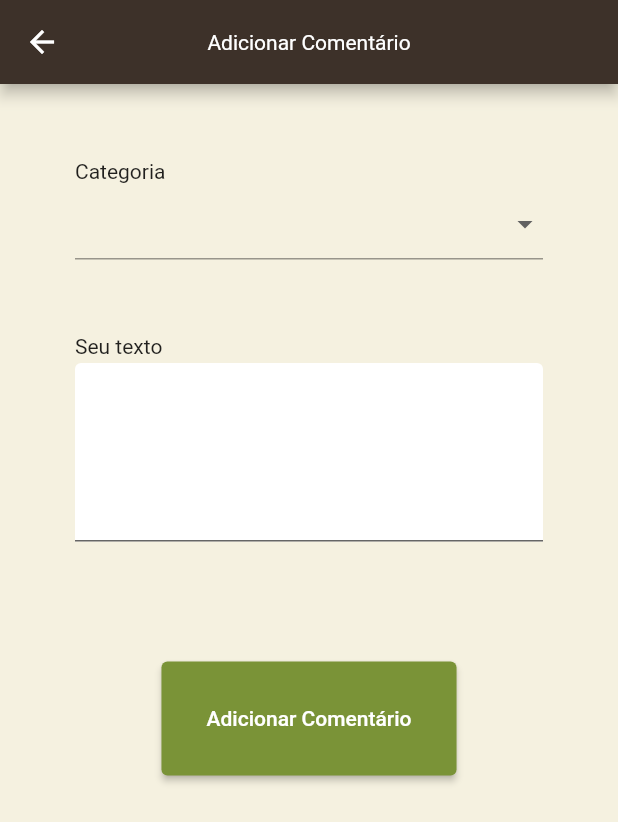
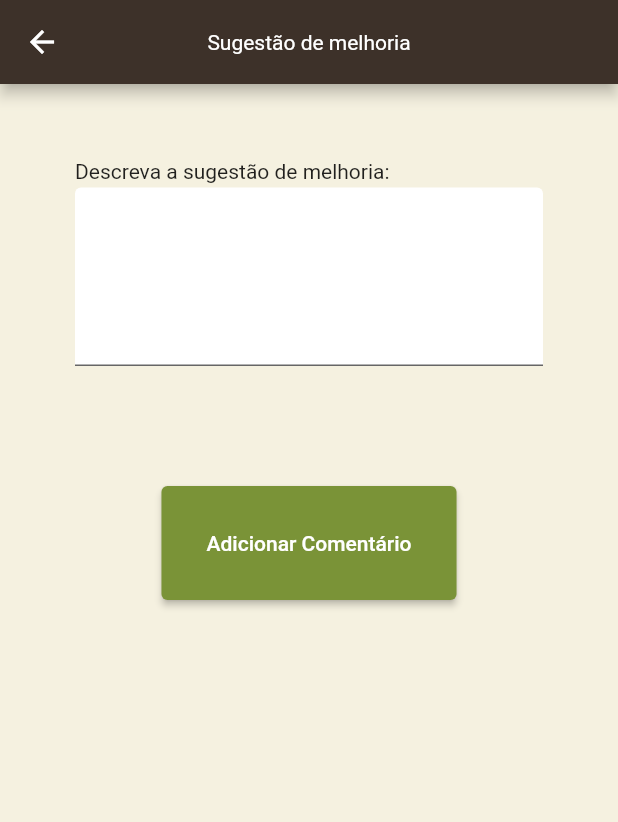
Before and after one commit to gmportilho/integraPracas, a Flutter app: the ComentarioPraca screen opened directly with empty values, on a phone screen of 412 x 824 dp. Shown: the top 822 px of the screen. Run offline on Flutter 3.47's test engine with Material 2 defaults, Android fonts, the phone set to English and light mode, and no system bars; our stand-ins replace cloud_firestore, email_validator, firebase_auth, firebase_core, flutter_slidable; accounts and stored records are empty.

Commit message:
update packages (debug on physical device)

```diff
--- a/lib/views/alterarDados.dart
+++ b/lib/views/alterarDados.dart
@@ -179,8 +179,7 @@ class _InputEmailState extends State<InputEmail> {
               filled: true,
               focusColor: Color(0XFF7A9337),
               focusedBorder: OutlineInputBorder(
-                        borderSide:
-                            BorderSide(color: Color(0XFFBBCC8F), width: 2.0)),
+                  borderSide: BorderSide(color: Color(0XFFBBCC8F), width: 2.0)),
               border: OutlineInputBorder(),
               hintText: 'Email'),
           validator: (email) {
@@ -249,7 +248,7 @@ class BotaoVoltar extends StatelessWidget {
   Widget build(BuildContext context) {
     return ElevatedButton(
       style: ElevatedButton.styleFrom(
-          primary: Colors.white,
+          backgroundColor: Colors.white,
           padding: EdgeInsets.symmetric(horizontal: 40, vertical: 20),
           side: BorderSide(color: Colors.black)),
       child: Text(
--- a/lib/views/alterarSenha.dart
+++ b/lib/views/alterarSenha.dart
@@ -126,7 +126,7 @@ class BotaoVoltar extends StatelessWidget {
   Widget build(BuildContext context) {
     return ElevatedButton(
       style: ElevatedButton.styleFrom(
-          primary: Colors.white,
+          backgroundColor: Colors.white,
           padding: EdgeInsets.symmetric(horizontal: 40, vertical: 20),
           side: BorderSide(color: Colors.black)),
       child: Text(
--- a/lib/views/cadastro.dart
+++ b/lib/views/cadastro.dart
@@ -259,8 +259,7 @@ class _InputEmailState extends State<InputEmail> {
               filled: true,
               focusColor: Color(0XFF7A9337),
               focusedBorder: OutlineInputBorder(
-                        borderSide:
-                            BorderSide(color: Color(0XFFBBCC8F), width: 2.0)),
+                  borderSide: BorderSide(color: Color(0XFFBBCC8F), width: 2.0)),
               border: OutlineInputBorder(),
               hintText: 'Email'),
           validator: (email) {
@@ -282,7 +281,7 @@ class BotaoVoltar extends StatelessWidget {
   Widget build(BuildContext context) {
     return ElevatedButton(
       style: ElevatedButton.styleFrom(
-          primary: Colors.white,
+          backgroundColor: Colors.white,
           padding: EdgeInsets.symmetric(horizontal: 40, vertical: 20),
           side: BorderSide(color: Colors.black)),
       child: Text(
--- a/lib/views/infoPraca.dart
+++ b/lib/views/infoPraca.dart
@@ -31,11 +31,11 @@ class _InfoPracaViewState extends State<InfoPracaView> {
               child: ElevatedButton(
                 style: ElevatedButton.styleFrom(
                   elevation: 3,
-                  primary: Color(0xFFF5F1E0),
+                  backgroundColor: Color(0xFFF5F1E0),
                 ),
                 onPressed: () {
                   Navigator.of(context)
-                      .pushNamed('/addcomment', arguments: dadosPraca);
+                      .pushNamed('/selecionaCategoria', arguments: dadosPraca);
                 },
                 child: Column(
                   mainAxisAlignment: MainAxisAlignment.center,
--- a/lib/views/login.dart
+++ b/lib/views/login.dart
@@ -60,7 +60,7 @@ class LoginView extends StatelessWidget {
                         SizedBox(height: 30),
                         ElevatedButton(
                           style: ElevatedButton.styleFrom(
-                              primary: Colors.white,
+                              backgroundColor: Colors.white,
                               padding: EdgeInsets.symmetric(
                                   horizontal: 70, vertical: 25),
                               side: BorderSide(color: Color(0XFF7A9337))),
--- a/lib/views/comentarioPraca.dart
+++ b/lib/views/manutencao.dart
@@ -19,7 +19,7 @@ class ComentarioPraca extends StatelessWidget {
         backgroundColor: Theme.of(context).backgroundColor,
         appBar: AppBar(
           centerTitle: true,
-          title: Text('Adicionar Comentário'),
+          title: Text('Sugestão de melhoria'),
           leading: BackButton(),
         ),
         body: Column(children: [
@@ -27,13 +27,14 @@ class ComentarioPraca extends StatelessWidget {
             padding: EdgeInsets.all(50),
             child: Column(
               children: [
+                //Container(
+                    //alignment: Alignment.centerLeft,
+                   // child: Text('Categoria')),
+                //SizedBox(height: 3),
+                //Categorias(),
+                //SizedBox(height: 50),
                 Container(
-                    alignment: Alignment.centerLeft, child: Text('Categoria')),
-                SizedBox(height: 3),
-                Categorias(),
-                SizedBox(height: 50),
-                Container(
-                    alignment: Alignment.centerLeft, child: Text('Seu texto')),
+                    alignment: Alignment.centerLeft, child: Text('Descreva a sugestão de melhoria:')),
                 SizedBox(height: 3),
                 TextFormField(
                     controller: comentarioPraca,
@@ -54,9 +55,9 @@ class ComentarioPraca extends StatelessWidget {
                       db.collection('comentarios').add({
                         'usuario': user!.displayName,
                         'userid': user.uid,
-                        'categoria':
-                            Provider.of<ValueCategoria>(context, listen: false)
-                                .getCategoriaValue,
+                        'categoria': 'Sugetão de Melhoria',
+                            //Provider.of<ValueCategoria>(context, listen: false)
+                                //.getCategoriaValue,
                         'comentario': comentarioPraca.text,
                         'praca': dadosPraca.id,
                         'timestamp': Timestamp.now(),
@@ -71,44 +72,44 @@ class ComentarioPraca extends StatelessWidget {
   }
 }
 
-class Categorias extends StatefulWidget {
-  const Categorias({Key? key}) : super(key: key);
+//class Categorias extends StatefulWidget {
+  //const Categorias({Key? key}) : super(key: key);
 
-  @override
-  _CategoriasState createState() => _CategoriasState();
-}
+ // @override
+  //_CategoriasState createState() => _CategoriasState();
+//}
 
-class _CategoriasState extends State<Categorias> {
-  @override
-  Widget build(BuildContext context) {
-    String? categoriaValue;
-    return DropdownButtonFormField<String>(
-      value:
-          Provider.of<ValueCategoria>(context, listen: false).getCategoriaValue,
-      items: ["Manutenção", "Sugestão de Melhoria", "Evento"]
-          .map((label) => DropdownMenuItem(
-                child: Text(label),
-                value: label,
-              ))
-          .toList(),
-      onChanged: (value) {
-        Provider.of<ValueCategoria>(context, listen: false)
-            .setCategoriaValue(value);
-        setState(() {
-          categoriaValue = value!;
-        });
-      },
-    );
-  }
-}
+//class _CategoriasState extends State<Categorias> {
+  //@override
+  //Widget build(BuildContext context) {
+    //String? categoriaValue;
+    //return DropdownButtonFormField<String>(
+      //value:
+       //   Provider.of<ValueCategoria>(context, listen: false).getCategoriaValue,
+     // items: ["Manutenção", "Sugestão de Melhoria", "Evento"]
+        //  .map((label) => DropdownMenuItem(
+       //         child: Text(label),
+       //         value: label,
+     //         ))
+   //       .toList(),
+ //     onChanged: (value) {
+  //      Provider.of<ValueCategoria>(context, listen: false)
+//            .setCategoriaValue(value);
+        //setState(() {
+        //  categoriaValue = value!;
+      //  });
+    //  },
+   // );
+ // }
+//}
 
-class ValueCategoria extends ChangeNotifier {
-  String? categoriaValue;
+//class ValueCategoria extends ChangeNotifier {
+  //String? categoriaValue;
 
-  String? get getCategoriaValue => this.categoriaValue;
+  //String? get getCategoriaValue => this.categoriaValue;
 
-  void setCategoriaValue(String? value) {
-    this.categoriaValue = value;
-    notifyListeners();
-  }
-}
+  //void setCategoriaValue(String? value) {
+   // this.categoriaValue = value;
+   // notifyListeners();
+ // }
+//}
--- /dev/null
+++ b/lib/views/sugestaoDeMelhoria.dart
@@ -0,0 +1,115 @@
+import 'package:cloud_firestore/cloud_firestore.dart';
+import 'package:firebase_auth/firebase_auth.dart';
+import 'package:flutter/material.dart';
+import 'package:integrapracas/models/praca.dart';
+import 'package:provider/provider.dart';
+
+class ComentarioPraca extends StatelessWidget {
+  const ComentarioPraca({Key? key}) : super(key: key);
+
+  @override
+  Widget build(BuildContext context) {
+    final auth = FirebaseAuth.instance;
+    final user = auth.currentUser;
+    var db = FirebaseFirestore.instance;
+    var comentarioPraca = new TextEditingController();
+    var dadosPraca = ModalRoute.of(context)!.settings.arguments as Praca;
+
+    return Scaffold(
+        backgroundColor: Theme.of(context).backgroundColor,
+        appBar: AppBar(
+          centerTitle: true,
+          title: Text('Sugestão de melhoria'),
+          leading: BackButton(),
+        ),
+        body: Column(children: [
+          Container(
+            padding: EdgeInsets.all(50),
+            child: Column(
+              children: [
+                //Container(
+                    //alignment: Alignment.centerLeft,
+                   // child: Text('Categoria')),
+                //SizedBox(height: 3),
+                //Categorias(),
+                //SizedBox(height: 50),
+                Container(
+                    alignment: Alignment.centerLeft, child: Text('Descreva a sugestão de melhoria:')),
+                SizedBox(height: 3),
+                TextFormField(
+                    controller: comentarioPraca,
+                    maxLines: 5,
+                    decoration: InputDecoration(
+                        fillColor: Colors.white,
+                        filled: true,
+                        focusColor: Color(0XFF7A9337),
+                        focusedBorder: OutlineInputBorder(
+                            borderSide: BorderSide(
+                                color: Color(0XFFBBCC8F), width: 2.0)))),
+                SizedBox(height: 80),
+                ElevatedButton(
+                    style:
+                        ElevatedButton.styleFrom(padding: EdgeInsets.all(30)),
+                    child: const Text('Adicionar Comentário'),
+                    onPressed: () {
+                      db.collection('comentarios').add({
+                        'usuario': user!.displayName,
+                        'userid': user.uid,
+                        'categoria': 'Sugetão de Melhoria',
+                            //Provider.of<ValueCategoria>(context, listen: false)
+                                //.getCategoriaValue,
+                        'comentario': comentarioPraca.text,
+                        'praca': dadosPraca.id,
+                        'timestamp': Timestamp.now(),
+                        'nomePraca': dadosPraca.nome
+                      });
+                      Navigator.pop(context);
+                    }),
+              ],
+            ),
+          )
+        ]));
+  }
+}
+
+//class Categorias extends StatefulWidget {
+  //const Categorias({Key? key}) : super(key: key);
+
+ // @override
+  //_CategoriasState createState() => _CategoriasState();
+//}
+
+//class _CategoriasState extends State<Categorias> {
+  //@override
+  //Widget build(BuildContext context) {
+    //String? categoriaValue;
+    //return DropdownButtonFormField<String>(
+      //value:
+       //   Provider.of<ValueCategoria>(context, listen: false).getCategoriaValue,
+     // items: ["Manutenção", "Sugestão de Melhoria", "Evento"]
+        //  .map((label) => DropdownMenuItem(
+       //         child: Text(label),
+       //         value: label,
+     //         ))
+   //       .toList(),
+ //     onChanged: (value) {
+  //      Provider.of<ValueCategoria>(context, listen: false)
+//            .setCategoriaValue(value);
+        //setState(() {
+        //  categoriaValue = value!;
+      //  });
+    //  },
+   // );
+ // }
+//}
+
+//class ValueCategoria extends ChangeNotifier {
+  //String? categoriaValue;
+
+  //String? get getCategoriaValue => this.categoriaValue;
+
+  //void setCategoriaValue(String? value) {
+   // this.categoriaValue = value;
+   // notifyListeners();
+ // }
+//}
--- a/lib/widgets/widgets.dart
+++ b/lib/widgets/widgets.dart
@@ -1,13 +1,13 @@
 import 'package:flutter/material.dart';
 
 class BotaoConfirmar extends StatelessWidget {
-  const BotaoConfirmar({ Key? key }) : super(key: key);
+  const BotaoConfirmar({Key? key}) : super(key: key);
 
   @override
   Widget build(BuildContext context) {
     return ElevatedButton(
         style: ElevatedButton.styleFrom(
-            primary: Colors.blue,
+            backgroundColor: Colors.blue,
             padding: EdgeInsets.symmetric(horizontal: 40, vertical: 20)),
         child: const Text('Confirmar'),
         onPressed: () {});
```
Also changed, not shown: lib/themes/appcolors.dart (added, +10 -0 lines), lib/views/classeComentario.dart (added, +97 -0 lines), lib/views/evento.dart (added, +138 -0 lines), lib/views/home.dart (+8 -7 lines), lib/views/listaPracas.dart (+6 -15 lines), lib/views/usuarioComments.dart (+16 -11 lines), pubspec.yaml (+7 -7 lines), 3 other files. Lines whose indentation alone changed are shown as unchanged.
